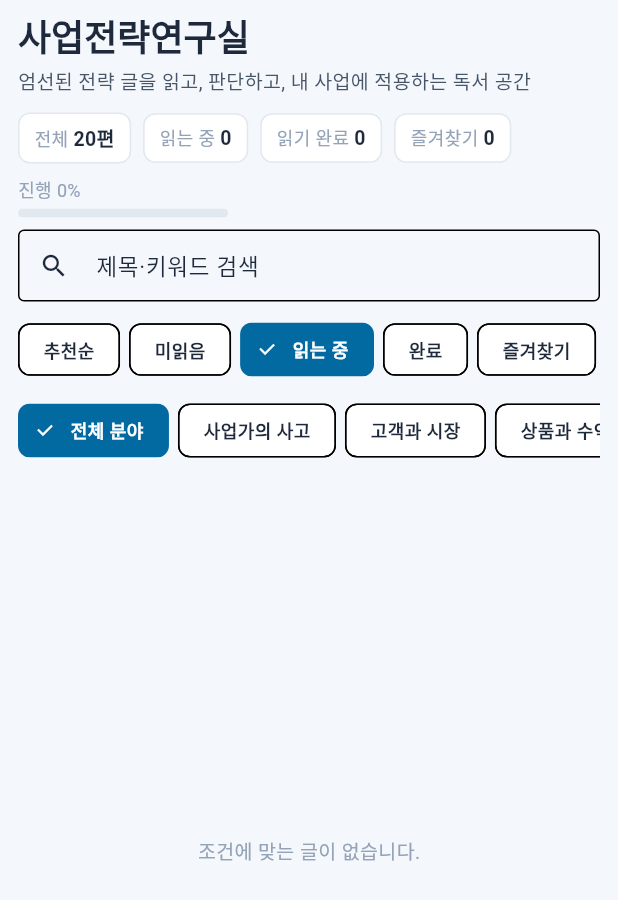
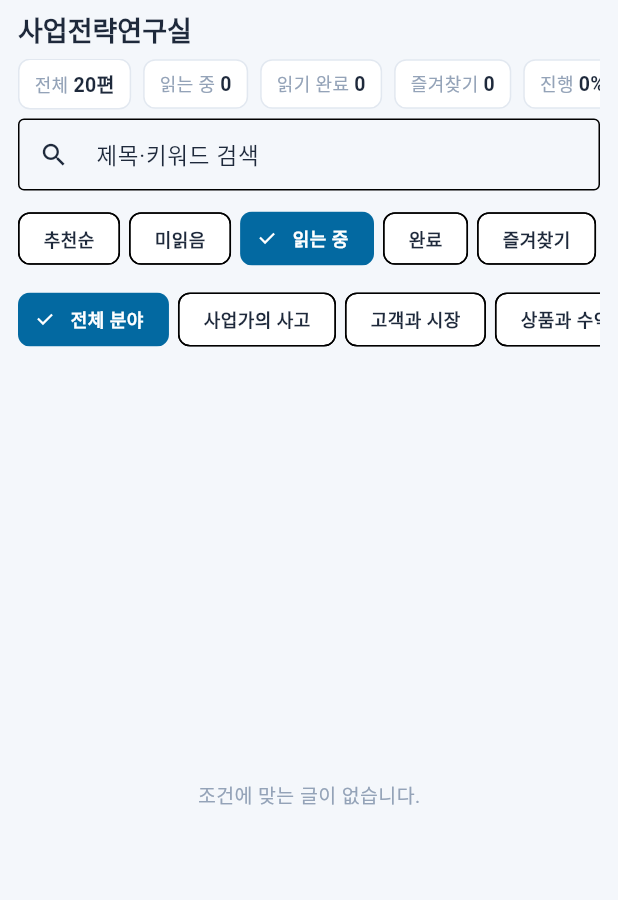
Before and after one commit to jtjeon73-hue/SotongwareControl, a Flutter app: the BusinessStudyScreen widget shown alone on an empty page, opened directly, after a tap on "목록으로 돌아가기", after a tap on "읽는 중", on a phone screen of 412 x 824 dp. Shown: the top 900 px of the screen. Run offline on Flutter 3.47's test engine with Material 3 defaults, Android fonts, the phone set to English and light mode, and no system bars; our stand-ins replace cloud_firestore, firebase_auth, firebase_core, shared_preferences, web; missing offline and left inert: dart:js_interop; accounts and stored records are empty; statements that could not run were skipped.

Commit message:
fix: 모바일에서 사업전략연구실 본문 읽기 공간을 확보한다
휴대폰 본문 화면에서 통계 헤더를 숨기고 목록 헤더·본문 크롬을 압축해
좁은 화면에서도 글 내용을 더 넓게 볼 수 있게 한다.

Co-authored-by: jtjeon73-hue <jtjeon73-hue@users.noreply.github.com>

```diff
--- a/lib/screens/business_study_screen.dart
+++ b/lib/screens/business_study_screen.dart
@@ -48,7 +48,7 @@ class _BusinessStudyScreenState extends State<BusinessStudyScreen> {
   var _searchQuery = '';
   var _quickFilter = _QuickFilter.recommend;
   var _loading = true;
-  var _tocExpanded = true;
+  var _tocExpanded = false;
   var _listCollapsed = false;
   var _fullscreenReading = false;
   double? _savedListOffset;
@@ -181,7 +181,11 @@ class _BusinessStudyScreenState extends State<BusinessStudyScreen> {
           ? _listScrollController.offset
           : null;
     }
-    setState(() => _selectedId = id);
+    setState(() {
+      _selectedId = id;
+      // 모바일 본문에서는 목차를 접어 첫 화면부터 읽기 공간을 확보한다.
+      if (!isWide) _tocExpanded = false;
+    });
     await _store.saveLastOpenedId(id);
     final status = _statuses[id] ?? 'unread';
     if (status == 'unread') {
@@ -306,6 +310,9 @@ class _BusinessStudyScreenState extends State<BusinessStudyScreen> {
         // 데스크톱: 항상 본문 표시. 모바일: 선택 시에만 상세.
         final showDetail = isWide || selected != null;
         final showList = isWide || selected == null;
+        // 모바일 본문 읽기 중에는 통계 헤더를 숨겨 읽기 영역을 확보한다.
+        final readingOnMobile = !isWide && showDetail && selected != null;
+        final showReadingHeader = !_fullscreenReading && !readingOnMobile;
 
         return Focus(
           autofocus: true,
@@ -326,22 +333,25 @@ class _BusinessStudyScreenState extends State<BusinessStudyScreen> {
           child: Padding(
             padding: EdgeInsets.fromLTRB(
               isWide ? (_fullscreenReading ? 12 : 24) : 12,
-              _fullscreenReading ? 8 : (isWide ? 12 : 8),
+              readingOnMobile
+                  ? 4
+                  : (_fullscreenReading ? 8 : (isWide ? 12 : 8)),
               isWide ? (_fullscreenReading ? 12 : 24) : 12,
               8,
             ),
             child: Column(
               crossAxisAlignment: CrossAxisAlignment.start,
               children: [
-                if (!_fullscreenReading)
+                if (showReadingHeader)
                   _ReadingHeader(
                     total: allStrategyArticles.length,
                     reading: _readingCount,
                     reviewed: _reviewedCount,
                     favorites: _favorites.length,
+                    compact: !isWide,
                   ),
                 if (showList && !_fullscreenReading) ...[
-                  const SizedBox(height: 8),
+                  SizedBox(height: isWide ? 8 : 6),
                   _FilterRow(
                     searchController: _searchController,
                     categoryFilter: _categoryFilter,
@@ -382,7 +392,7 @@ class _BusinessStudyScreenState extends State<BusinessStudyScreen> {
                     ],
                   ),
                 ],
-                const SizedBox(height: 8),
+                if (!readingOnMobile) const SizedBox(height: 8),
                 Expanded(
                   child: isWide
                       ? Row(
@@ -483,48 +493,34 @@ class _ReadingHeader extends StatelessWidget {
     required this.reading,
     required this.reviewed,
     required this.favorites,
+    this.compact = false,
   });
 
   final int total;
   final int reading;
   final int reviewed;
   final int favorites;
+  final bool compact;
 
   @override
   Widget build(BuildContext context) {
     final progress = total == 0 ? 0.0 : reviewed / total;
-    return Column(
-      crossAxisAlignment: CrossAxisAlignment.start,
-      children: [
-        Text(
-          '사업전략연구실',
-          style: Theme.of(context).textTheme.headlineSmall?.copyWith(
-            fontWeight: FontWeight.w800,
-            color: ControlColors.textPrimary,
-          ),
-        ),
-        const SizedBox(height: 4),
-        const Text(
-          '엄선된 전략 글을 읽고, 판단하고, 내 사업에 적용하는 독서 공간',
-          style: TextStyle(color: ControlColors.textSecondary, height: 1.4),
-        ),
-        const SizedBox(height: 12),
-        Wrap(
-          spacing: 8,
-          runSpacing: 8,
-          crossAxisAlignment: WrapCrossAlignment.center,
-          children: [
+    final progressLabel = '진행 ${(progress * 100).round()}%';
+    final stats = <Widget>[
       _StatChip(label: '전체', value: '$total편'),
       _StatChip(label: '읽는 중', value: '$reading'),
       _StatChip(label: '읽기 완료', value: '$reviewed'),
       _StatChip(label: '즐겨찾기', value: '$favorites'),
+      if (compact)
+        _StatChip(label: '진행', value: '${(progress * 100).round()}%')
+      else
         SizedBox(
           width: 140,
           child: Column(
             crossAxisAlignment: CrossAxisAlignment.start,
             children: [
               Text(
-                    '진행 ${(progress * 100).round()}%',
+                progressLabel,
                 style: const TextStyle(
                   fontSize: 12,
                   color: ControlColors.textMuted,
@@ -543,7 +539,47 @@ class _ReadingHeader extends StatelessWidget {
             ],
           ),
         ),
+    ];
+
+    return Column(
+      crossAxisAlignment: CrossAxisAlignment.start,
+      children: [
+        Text(
+          '사업전략연구실',
+          style: (compact
+                  ? Theme.of(context).textTheme.titleLarge
+                  : Theme.of(context).textTheme.headlineSmall)
+              ?.copyWith(
+            fontWeight: FontWeight.w800,
+            color: ControlColors.textPrimary,
+          ),
+        ),
+        if (!compact) ...[
+          const SizedBox(height: 4),
+          const Text(
+            '엄선된 전략 글을 읽고, 판단하고, 내 사업에 적용하는 독서 공간',
+            style: TextStyle(color: ControlColors.textSecondary, height: 1.4),
+          ),
         ],
+        SizedBox(height: compact ? 8 : 12),
+        if (compact)
+          SingleChildScrollView(
+            scrollDirection: Axis.horizontal,
+            child: Row(
+              children: [
+                for (var i = 0; i < stats.length; i++) ...[
+                  if (i > 0) const SizedBox(width: 8),
+                  stats[i],
+                ],
+              ],
+            ),
+          )
+        else
+          Wrap(
+            spacing: 8,
+            runSpacing: 8,
+            crossAxisAlignment: WrapCrossAlignment.center,
+            children: stats,
           ),
       ],
     );
@@ -985,6 +1021,11 @@ class _ReadingPaneState extends State<_ReadingPane> {
                   onPressed: widget.onBack,
                   icon: const Icon(Icons.arrow_back, size: 18),
                   label: const Text('목록으로 돌아가기'),
+                  style: TextButton.styleFrom(
+                    padding: const EdgeInsets.symmetric(horizontal: 8),
+                    visualDensity: VisualDensity.compact,
+                    tapTargetSize: MaterialTapTargetSize.shrinkWrap,
+                  ),
                 ),
               ),
             Expanded(
@@ -997,28 +1038,31 @@ class _ReadingPaneState extends State<_ReadingPane> {
                     controller: widget.scrollController,
                     padding: EdgeInsets.fromLTRB(
                       widget.compactChrome ? 12 : 20,
-                      widget.compactChrome ? 8 : 12,
+                      widget.compactChrome ? 4 : 12,
                       widget.compactChrome ? 12 : 20,
                       widget.compactChrome ? 20 : 32,
                     ),
                     children: [
                       Text(
                         article.title,
-                        style: Theme.of(context).textTheme.headlineSmall
+                        style: (widget.compactChrome
+                                ? Theme.of(context).textTheme.titleLarge
+                                : Theme.of(context).textTheme.headlineSmall)
                             ?.copyWith(
                               fontWeight: FontWeight.w800,
                               height: 1.35,
                             ),
                       ),
-                      const SizedBox(height: 10),
+                      SizedBox(height: widget.compactChrome ? 6 : 10),
                       Text(
                         article.whyRead,
                         style: _bodyStyle.copyWith(
                           color: ControlColors.textSecondary,
-                          fontSize: 15,
+                          fontSize: widget.compactChrome ? 14 : 15,
+                          height: widget.compactChrome ? 1.55 : 1.75,
                         ),
                       ),
-                      const SizedBox(height: 12),
+                      SizedBox(height: widget.compactChrome ? 8 : 12),
                       Wrap(
                         spacing: 8,
                         runSpacing: 6,
@@ -1035,16 +1079,17 @@ class _ReadingPaneState extends State<_ReadingPane> {
                             icon: Icons.signal_cellular_alt,
                             label: article.difficulty,
                           ),
+                          if (!widget.compactChrome)
                             _MetaPill(
                               icon: Icons.person_outline,
                               label: article.audience,
                             ),
                         ],
                       ),
-                      const SizedBox(height: 16),
+                      SizedBox(height: widget.compactChrome ? 12 : 16),
                       Container(
                         width: double.infinity,
-                        padding: const EdgeInsets.all(14),
+                        padding: EdgeInsets.all(widget.compactChrome ? 10 : 14),
                         decoration: BoxDecoration(
                           color: ControlColors.surfaceMuted,
                           borderRadius: BorderRadius.circular(10),
@@ -1061,19 +1106,29 @@ class _ReadingPaneState extends State<_ReadingPane> {
                               ),
                             ),
                             const SizedBox(height: 6),
-                            Text(article.keyQuestion, style: _bodyStyle),
+                            Text(
+                              article.keyQuestion,
+                              style: _bodyStyle.copyWith(
+                                fontSize: widget.compactChrome ? 15 : 16.5,
+                                height: widget.compactChrome ? 1.55 : 1.75,
+                              ),
+                            ),
                           ],
                         ),
                       ),
-                      const SizedBox(height: 16),
+                      SizedBox(height: widget.compactChrome ? 8 : 16),
                       Theme(
                         data: Theme.of(
                           context,
                         ).copyWith(dividerColor: Colors.transparent),
                         child: ExpansionTile(
+                          key: ValueKey('toc-${article.id}'),
                           initiallyExpanded: widget.tocExpanded,
                           onExpansionChanged: widget.onTocExpanded,
                           tilePadding: EdgeInsets.zero,
+                          visualDensity: widget.compactChrome
+                              ? VisualDensity.compact
+                              : VisualDensity.standard,
                           title: const Text(
                             '목차',
                             style: TextStyle(fontWeight: FontWeight.w700),
@@ -1115,7 +1170,7 @@ class _ReadingPaneState extends State<_ReadingPane> {
                           ],
                         ),
                       ),
-                      const SizedBox(height: 8),
+                      SizedBox(height: widget.compactChrome ? 4 : 8),
                       for (final section in article.readingSections) ...[
                         KeyedSubtree(
                           key: widget.sectionKeys[section.id],
```
Also changed, not shown: 1 other file. Lines whose indentation alone changed are shown as unchanged.
